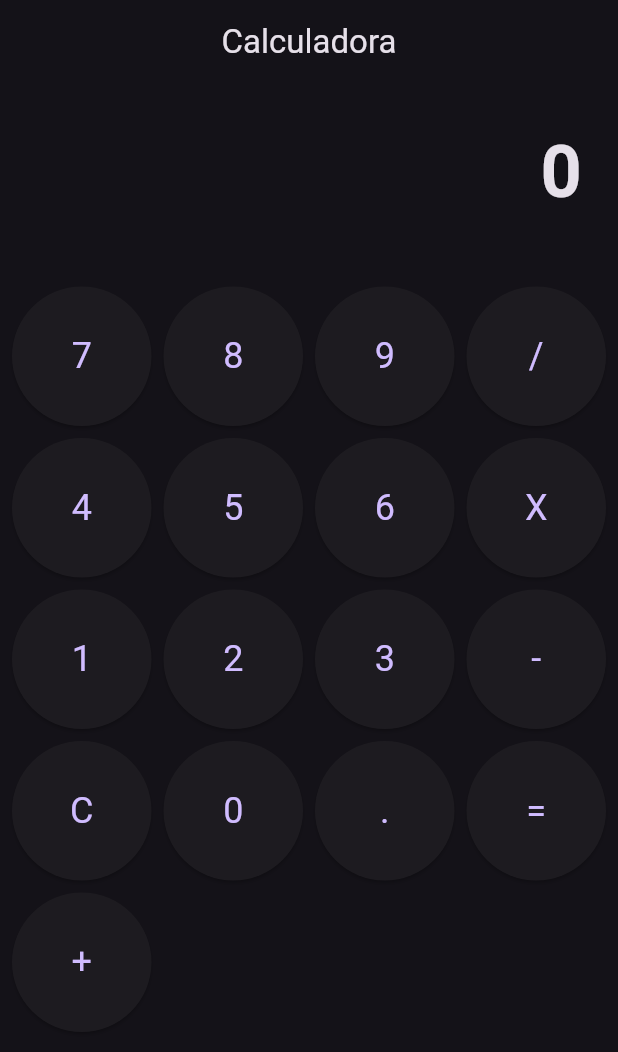
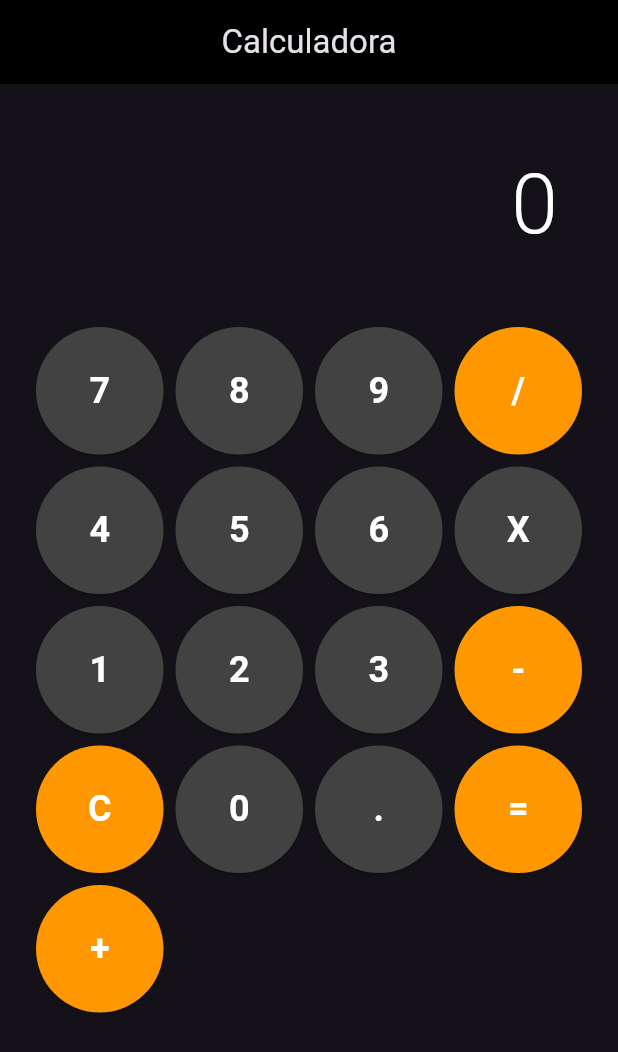
Before and after one commit to ning3n/calculator_app, a Flutter app: the screen it shows after launch, on a phone screen of 412 x 824 dp. Shown: the top 1052 px of the screen. Run offline on Flutter 3.47's test engine with Material 3 defaults, Android fonts, the phone set to English and light mode, and no system bars.

Commit message:
Changed app styling, button colors, result display and overall padding

```diff
--- a/lib/screens/calculator_page.dart
+++ b/lib/screens/calculator_page.dart
@@ -16,8 +16,15 @@ class _CalculatorPageState extends State<CalculatorPage> {
   @override
   Widget build(BuildContext context) {
     return Scaffold(
-      appBar: AppBar(title: Text('Calculadora'), centerTitle: true),
-      body: Column(
+      appBar: AppBar(
+        title: Text('Calculadora'),
+        centerTitle: true,
+        backgroundColor: Colors.black,
+        elevation: 0,
+      ),
+      body: Padding(
+        padding: const EdgeInsets.all(16),
+        child: Column(
           mainAxisAlignment: MainAxisAlignment.end,
           children: <Widget>[
             //Pantalla de resultado
@@ -26,7 +33,13 @@ class _CalculatorPageState extends State<CalculatorPage> {
               alignment: Alignment.centerRight,
               child: Text(
                 _output,
-              style: TextStyle(fontSize: 48, fontWeight: FontWeight.bold),
+                style: TextStyle(
+                  fontSize: 56,
+                  fontWeight: FontWeight.w300,
+                  color: Colors.white,
+                ),
+                maxLines: 1,
+                overflow: TextOverflow.ellipsis,
               ),
             ),
             SizedBox(height: 10),
@@ -60,14 +73,21 @@ class _CalculatorPageState extends State<CalculatorPage> {
             ),
           ],
         ),
+      ),
     );
   }
   Widget _buildButton(String label){
+
+    final isOperator = ['+', '-', 'x', '/', '=', 'C'].contains(label);
+
     return ElevatedButton(
       onPressed: () => _onButtonPressed(label),
       style: ElevatedButton.styleFrom(
-        padding: const EdgeInsets.all(24),
-        textStyle: TextStyle(fontSize: 24),
+        backgroundColor: isOperator ? Colors.orange : Colors.grey[800],
+        foregroundColor: Colors.white,
+        shape: const CircleBorder(),
+        padding: const EdgeInsets.all(20),
+        textStyle: const TextStyle(fontSize: 24, fontWeight: FontWeight.bold),
       ),
       child: Text(label)
       );
```
Lines whose indentation alone changed are shown as unchanged.
